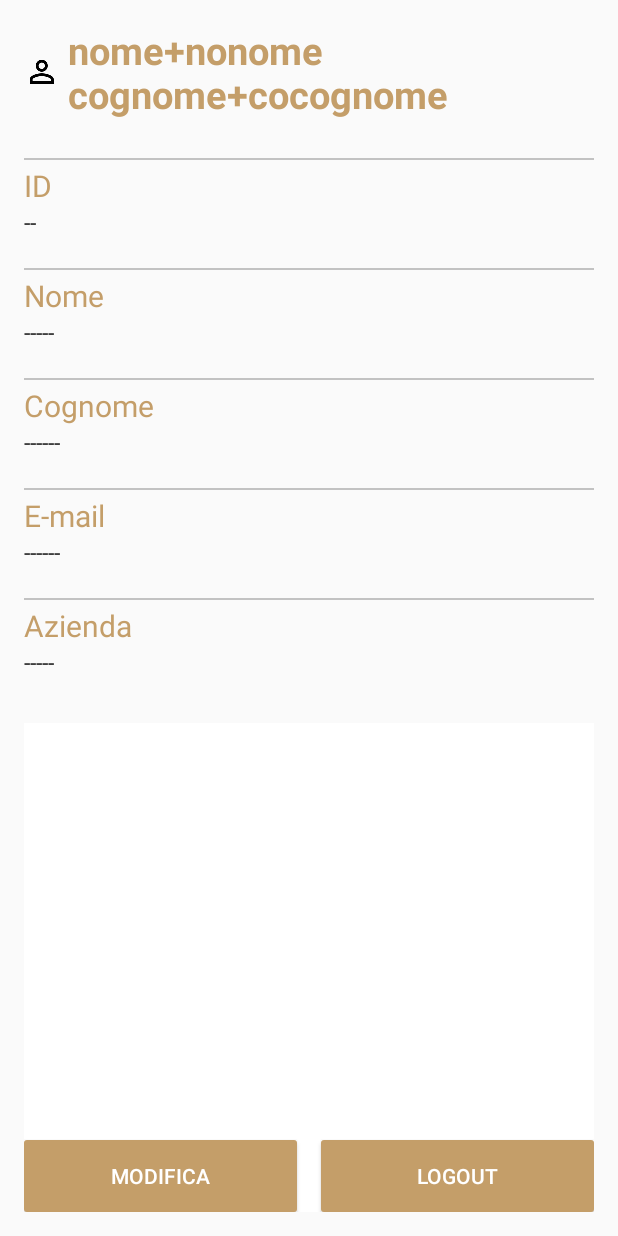
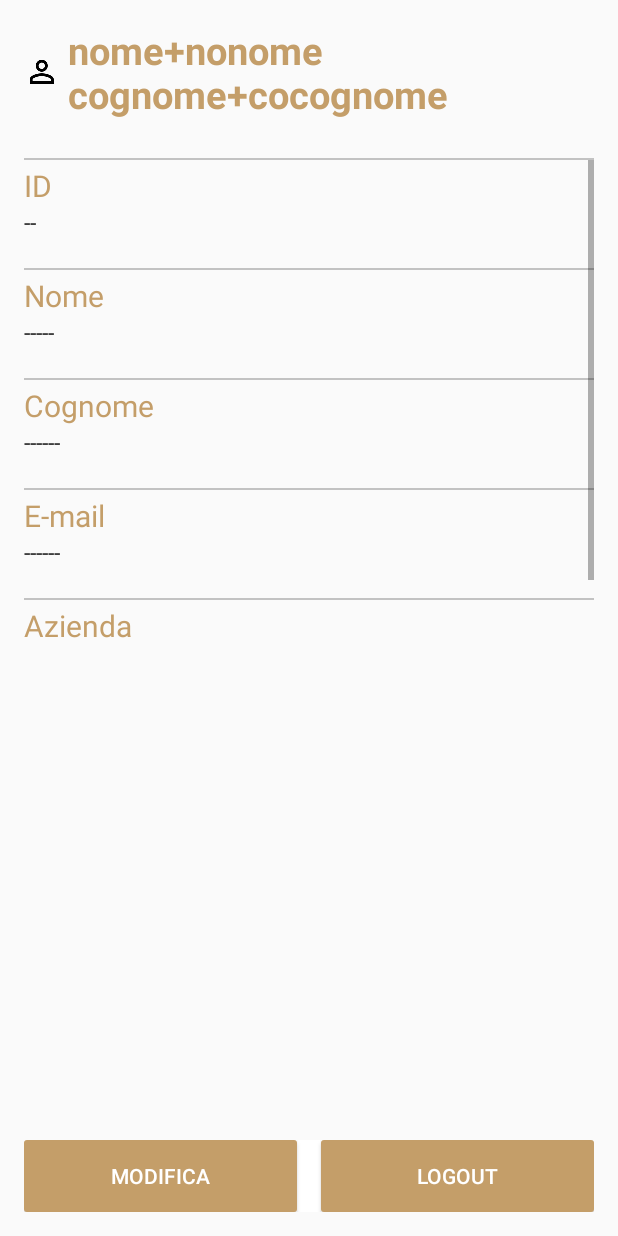
Before and after one commit to AndreaMinato/kdev-storelocator, an Android app: the layout content_detail_user.xml on its own in the app's theme, with its tools: preview values and no code run, on a phone screen of 412 x 824 dp. Run offline under Robolectric (Android 15) with nearby library versions, the phone set to English and light mode, and no system bars.

Commit message:
modifica 4

```diff
--- a/app/src/main/res/layout/content_detail_user.xml
+++ b/app/src/main/res/layout/content_detail_user.xml
@@ -35,7 +35,7 @@
 
     <ScrollView
         android:layout_width="match_parent"
-        android:layout_height="wrap_content"
+        android:layout_height="320dp"
         android:id="@+id/scrollView2"
         android:layout_below="@+id/line0" >
 
@@ -189,7 +189,6 @@
         android:layout_alignParentBottom="true"
         android:background="#fff"
         android:layout_marginTop="10dp"
-        android:layout_below="@+id/scrollView2"
         android:gravity="bottom">
 
         <Button
```
